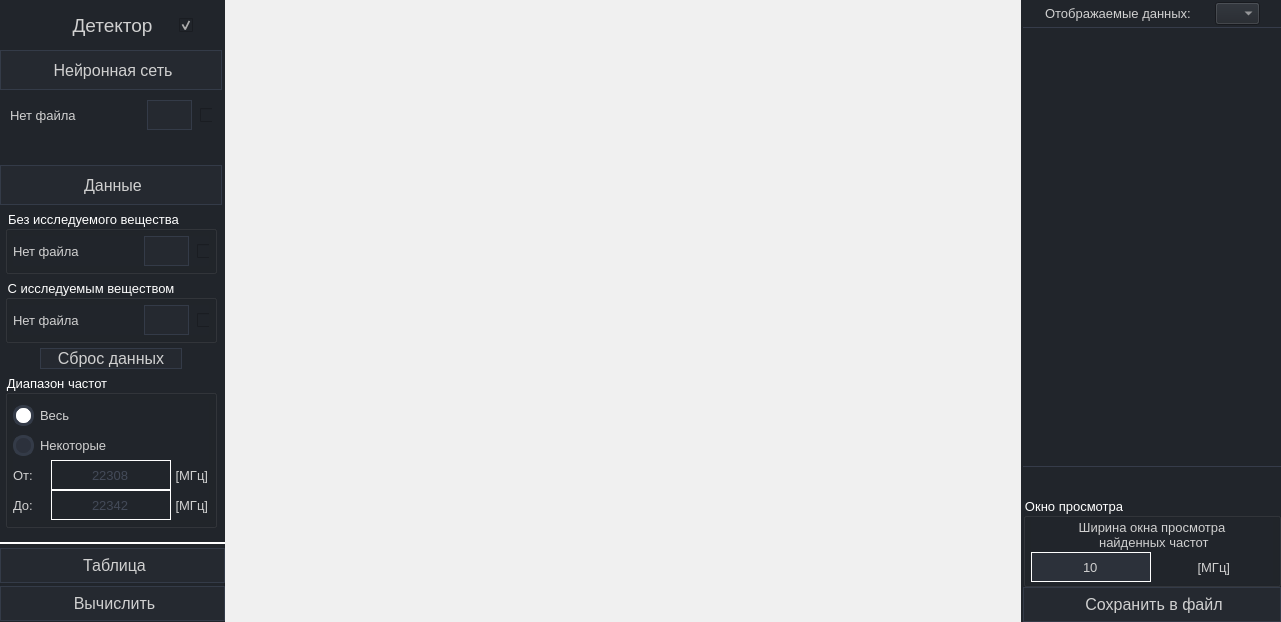
Above: gui.ui from SkorEgor/Detector-Neural_network before the change. Below: the same form after it.
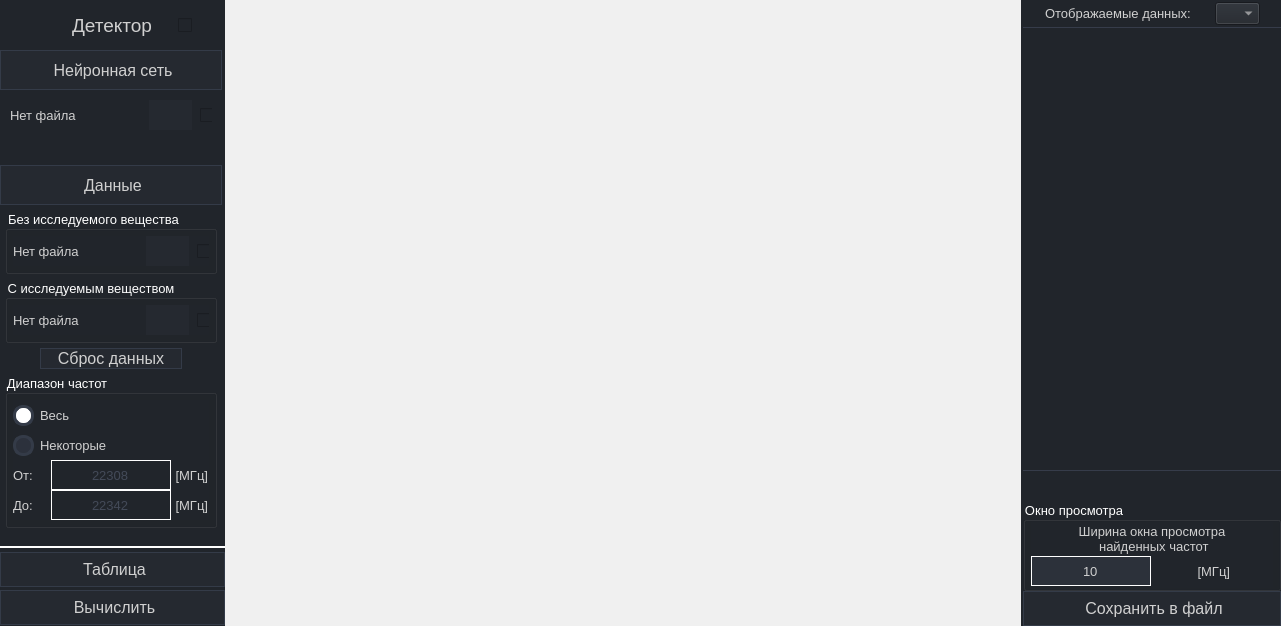
That is the form after the change. Icons and pictures are not drawn.

The edit to the form file:
```diff
--- a/gui.ui
+++ b/gui.ui
@@ -7,7 +7,7 @@
     <x>0</x>
     <y>0</y>
     <width>1281</width>
-    <height>622</height>
+    <height>626</height>
    </rect>
   </property>
   <property name="windowTitle">
@@ -181,6 +181,69 @@
 	color: rgb(181, 181, 181);
 	border: none;												/* без границ */
 }
+
+/*Нейронная сеть*/
+#pushButton_neural_network_heade{
+	image: url(:/general_black_ui/resource/general_black_ui/network_24dp_white.svg);
+    image-position: left center;
+	padding-top: 2px; /* Отступ сверху */
+    padding-bottom: 2px; /* Отступ снизу */
+    padding-left: 4px; /* Отступ слева для симметрии */
+}
+#pushButton_reading_file_neural_network{image: url(:/general_black_ui/resource/general_black_ui/download_24dp_white.svg);}
+#pushButton_reading_file_neural_network{border: none;}
+
+/*Данные*/
+#pushButton_data_header {
+	image: url(:/general_black_ui/resource/general_black_ui/data_24dp_white.svg);
+    image-position: left center;
+    padding-top: 2px; /* Отступ сверху */
+    padding-bottom: 2px; /* Отступ снизу */
+    padding-left: 4px; /* Отступ слева для симметрии */
+}
+#pushButton_reading_file_no_gas{image: url(:/general_black_ui/resource/general_black_ui/download_24dp_white.svg);}
+#pushButton_reading_file_no_gas{border: none;}
+#pushButton_reading_file_with_gas{image: url(:/general_black_ui/resource/general_black_ui/download_24dp_white.svg);}
+#pushButton_reading_file_with_gas{border: none;}
+
+#radioButton_selected_range {
+	image: url(:/general_black_ui/resource/general_black_ui/cycle1_24dp_white.svg);
+    image-position: right center;
+	padding-top: 3px; /* Отступ сверху */
+    padding-bottom: 3px; /* Отступ снизу */
+    padding-right: 4px; /* Отступ справа для симметрии */
+} 
+#radioButton_selected_range:pressed      {
+	image: url(:/general_black_ui/resource/general_black_ui/cycle2_24dp_white.svg);
+    image-position: right center;
+	padding-top: 3px; /* Отступ сверху */
+    padding-bottom: 3px; /* Отступ снизу */
+    padding-right: 4px; /* Отступ справа для симметрии */
+}
+
+#pushButton_close_open_table {
+	image: url(:/general_black_ui/resource/general_black_ui/table_24dp_white.svg);
+    image-position: left center;
+	padding-top: 2px; /* Отступ сверху */
+    padding-bottom: 2px; /* Отступ снизу */
+    padding-left: 4px; /* Отступ слева для симметрии */
+}
+
+#pushButton_menu_calculate{
+	image: url(:/general_black_ui/resource/general_black_ui/launch_24dp_white.svg);
+    image-position: left center;
+	padding-top: 2px; /* Отступ сверху */
+    padding-bottom: 2px; /* Отступ снизу */
+    padding-left: 4px; /* Отступ слева для симметрии */
+}
+
+#pushButton_save_table_to_file{
+	image: url(:/general_black_ui/resource/general_black_ui/save_24dp_white.svg);
+    image-position: left center;
+	padding-top: 2px; /* Отступ сверху */
+    padding-bottom: 2px; /* Отступ снизу */
+    padding-left: 4px; /* Отступ слева для симметрии */
+}
 /* ///////////////////////////////////////////////////////////////////////////////////////////////// */
 /* /////////////////////////////////////////////////////////////////////////////////////////////////
 QLineEdit */
@@ -222,8 +285,7 @@
 border: 1px solid rgb(136, 136, 136);
 }
 /*Кнопка в верхнем левом углу*/
-QTableCornerButton::section {background-color:rgb(33, 37, 43); }
-</string>
+QTableCornerButton::section {background-color:rgb(33, 37, 43); }</string>
      </property>
      <layout class="QHBoxLayout" name="layout_style_sheet">
       <property name="spacing">
@@ -385,19 +447,16 @@
              <widget class="QCheckBox" name="checkBox_color_theme">
               <property name="minimumSize">
                <size>
-                <width>40</width>
+                <width>0</width>
                 <height>0</height>
                </size>
               </property>
               <property name="maximumSize">
                <size>
-                <width>54</width>
-                <height>20</height>
+                <width>55</width>
+                <height>16777215</height>
                </size>
               </property>
-              <property name="layoutDirection">
-               <enum>Qt::LeftToRight</enum>
-              </property>
               <property name="styleSheet">
                <string notr="true">/* Состояние - не выбран*/
 QCheckBox::indicator:unchecked {
@@ -414,19 +473,7 @@
 }</string>
               </property>
               <property name="text">
-               <string/>
-              </property>
-              <property name="iconSize">
-               <size>
-                <width>30</width>
-                <height>30</height>
-               </size>
-              </property>
-              <property name="checked">
-               <bool>true</bool>
-              </property>
-              <property name="tristate">
-               <bool>false</bool>
+               <string notr="true"/>
               </property>
              </widget>
             </item>
@@ -496,8 +543,8 @@
                 <rect>
                  <x>0</x>
                  <y>0</y>
-                 <width>222</width>
-                 <height>492</height>
+                 <width>232</width>
+                 <height>496</height>
                 </rect>
                </property>
                <property name="styleSheet">
@@ -776,13 +823,7 @@
                             <string/>
                            </property>
                            <property name="styleSheet">
-                            <string notr="true">QPushButton {
-	image: url(:/general_black_ui/resource/general_black_ui/download_24dp_white.svg);
-}
-
-QPushButton:hover {
-	border: none;												/* без границ */
-}</string>
+                            <string notr="true"/>
                            </property>
                            <property name="text">
                             <string/>
@@ -1168,13 +1209,7 @@
                             <string/>
                            </property>
                            <property name="styleSheet">
-                            <string notr="true">QPushButton {
-	image: url(:/general_black_ui/resource/general_black_ui/download_24dp_white.svg);
-}
-
-QPushButton:hover {
-	border: none;												/* без границ */
-}</string>
+                            <string notr="true"/>
                            </property>
                            <property name="text">
                             <string/>
@@ -1370,13 +1405,7 @@
                             <cursorShape>PointingHandCursor</cursorShape>
                            </property>
                            <property name="styleSheet">
-                            <string notr="true">QPushButton {
-	image: url(:/general_black_ui/resource/general_black_ui/download_24dp_white.svg);
-}
-
-QPushButton:hover {
-	border: none;												/* без границ */
-}</string>
+                            <string notr="true"/>
                            </property>
                            <property name="text">
                             <string/>
@@ -1997,13 +2026,7 @@
                <bool>false</bool>
               </property>
               <property name="styleSheet">
-               <string notr="true">QPushButton {
-	image: url(:/general_black_ui/resource/general_black_ui/table_24dp_white.svg);
-    image-position: left center;
-	padding-top: 2px; /* Отступ сверху */
-    padding-bottom: 2px; /* Отступ снизу */
-    padding-left: 4px; /* Отступ слева для симметрии */
-}</string>
+               <string notr="true"/>
               </property>
               <property name="text">
                <string>Таблица</string>
@@ -2072,13 +2095,7 @@
                <bool>false</bool>
               </property>
               <property name="styleSheet">
-               <string notr="true">QPushButton {
-	image: url(:/general_black_ui/resource/general_black_ui/launch_24dp_white.svg);
-    image-position: left center;
-	padding-top: 2px; /* Отступ сверху */
-    padding-bottom: 2px; /* Отступ снизу */
-    padding-left: 4px; /* Отступ слева для симметрии */
-}</string>
+               <string notr="true"/>
               </property>
               <property name="text">
                <string>Вычислить</string>
@@ -2727,13 +2744,7 @@
                         <bool>false</bool>
                        </property>
                        <property name="styleSheet">
-                        <string notr="true">QPushButton {
-	image: url(:/general_black_ui/resource/general_black_ui/save_24dp_white.svg);
-    image-position: left center;
-	padding-top: 2px; /* Отступ сверху */
-    padding-bottom: 2px; /* Отступ снизу */
-    padding-left: 4px; /* Отступ слева для симметрии */
-}</string>
+                        <string notr="true"/>
                        </property>
                        <property name="text">
                         <string>Сохранить в файл</string>
```
Left out of the diff: 49 changed lines with no effect on the pictures.
